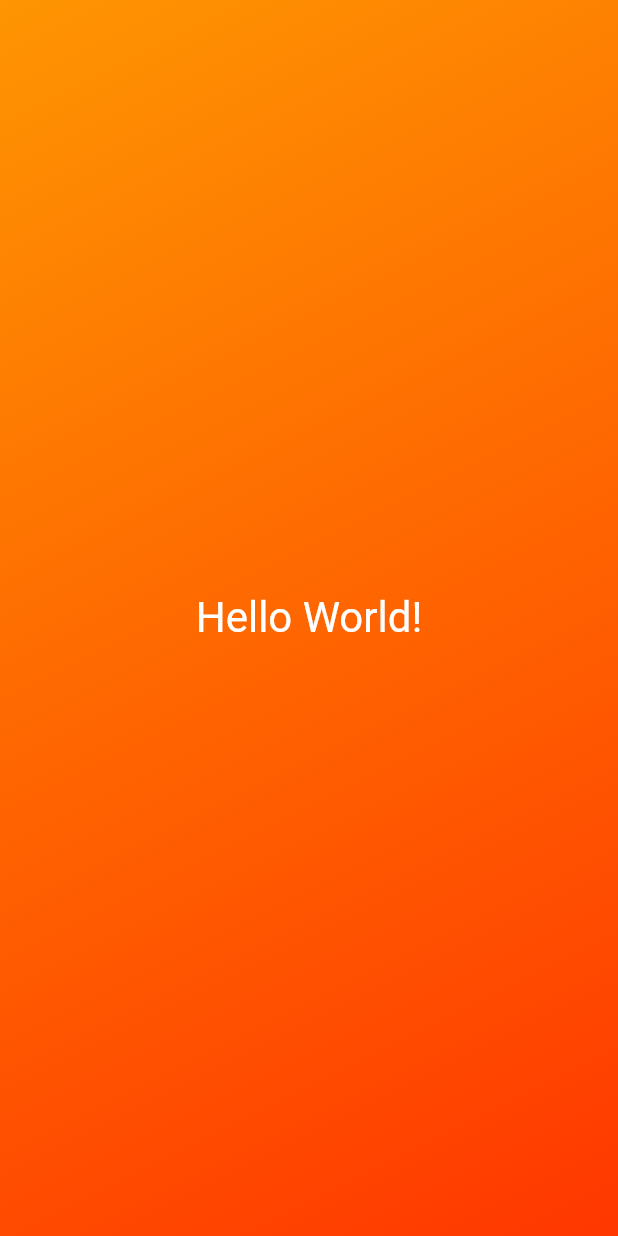
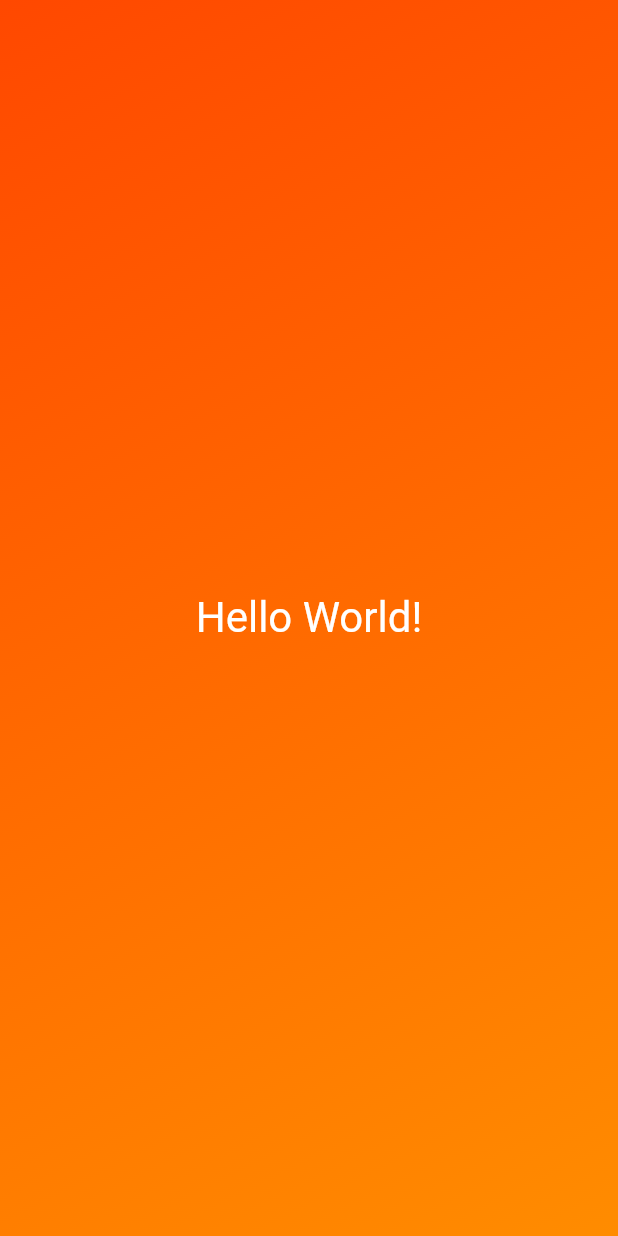
Before and after one commit to thedude756/dice_app, a Flutter app: the screen it shows after launch, on a phone screen of 412 x 824 dp. Run offline on Flutter 3.47's test engine with Material 2 defaults, Android fonts, the phone set to English and light mode, and no system bars.

```diff
--- a/lib/gradient_container.dart
+++ b/lib/gradient_container.dart
@@ -5,24 +5,46 @@ const startAlignment = Alignment.topLeft;
 const endAlignment = Alignment.bottomRight;
 
 class GradientContainer extends StatelessWidget {
-  const GradientContainer({super.key});
+  const GradientContainer(this.color1, this.color2, {super.key});
+
+  final Color color1;
+  final Color color2;
 
   @override
   Widget build(context) {
     return Container(
-      decoration: const BoxDecoration(
+      decoration: BoxDecoration(
         gradient: LinearGradient(
-          colors: [
-            Color.fromARGB(255, 254, 149, 2),
-            Color.fromARGB(255, 255, 55, 0),
-          ],
+          colors: [color1, color2],
           begin: startAlignment,
           end: endAlignment,
         ),
       ),
       child: const Center(
-        child: CustomText(),
+        child: CustomText('Hello World!'),
       ),
     );
   }
 }
+
+/* class GradientContainer extends StatelessWidget {
+  const GradientContainer({super.key, required this.colors});
+
+  final List<Color> colors;
+
+  @override
+  Widget build(context) {
+    return Container(
+      decoration: BoxDecoration(
+        gradient: LinearGradient(
+          colors: colors,
+          begin: startAlignment,
+          end: endAlignment,
+        ),
+      ),
+      child: const Center(
+        child: CustomText('Hello World!'),
+      ),
+    );
+  }
+} */
--- a/lib/main.dart
+++ b/lib/main.dart
@@ -5,7 +5,7 @@ void main() {
   runApp(
     const MaterialApp(
       home: Scaffold(
-        body: GradientContainer(),
+        body: GradientContainer(Color.fromARGB(255, 255, 72, 0), Color.fromARGB(255, 255, 140, 0)),
       ),
     ),
   );
--- a/lib/text.dart
+++ b/lib/text.dart
@@ -1,13 +1,15 @@
 import 'package:flutter/material.dart';
 
 class CustomText extends StatelessWidget {
-  const CustomText({super.key});
+  const CustomText(this.text, {super.key});
+
+  final String text;
 
   @override
   Widget build(context) {
-    return const Text(
-      'Hello World!',
-      style: TextStyle(
+    return Text(
+      text,
+      style: const TextStyle(
         fontSize: 28,
         color: Colors.white,
       ),
```
